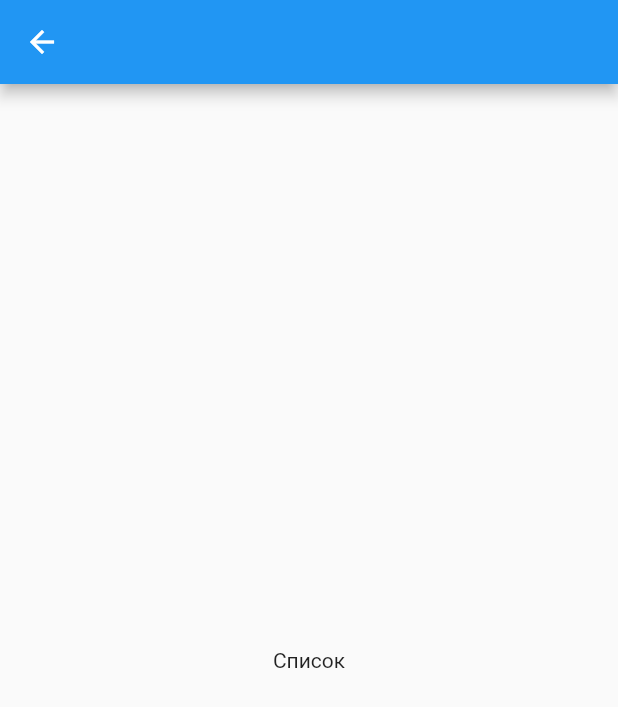
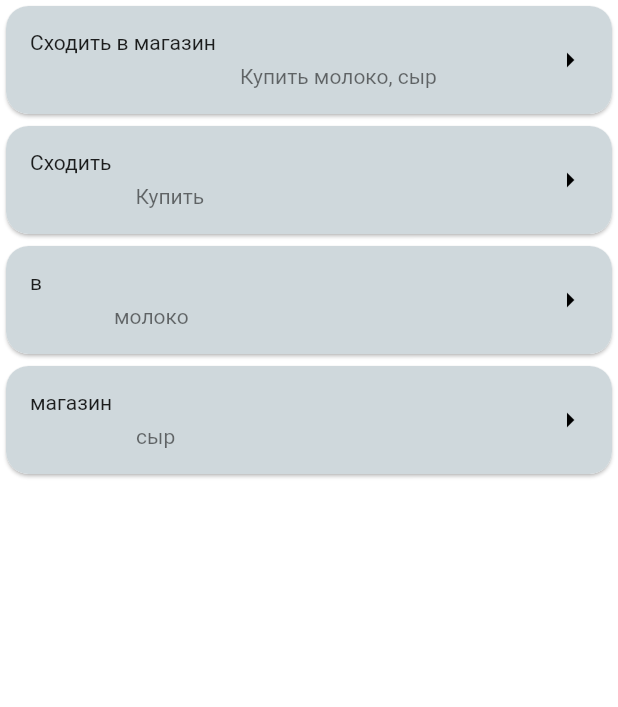
Before and after one commit to Volfone/flutter_application_1, a Flutter app: the ListPage screen opened by its route, on a phone screen of 412 x 824 dp. Shown: the top 707 px of the screen. Run offline on Flutter 3.47's test engine with Material 2 defaults, Android fonts, the phone set to English and light mode, and no system bars.

Commit message:
second_part

```diff
--- a/lib/list.dart
+++ b/lib/list.dart
@@ -5,10 +5,51 @@ class ListPage extends StatelessWidget {
 
   @override
   Widget build(BuildContext context) {
-    return Scaffold(
-      appBar: AppBar(),
-      body: Center(
-      child: const Text("Список"),),
+    return ListView(
+      children: dealList.map((e) {
+        return Card(
+          shape:  RoundedRectangleBorder(borderRadius: BorderRadius.circular(15)),
+          child: ListTile(shape: RoundedRectangleBorder(borderRadius: BorderRadius.circular(15)),
+          tileColor: Colors.blueGrey[100],
+          leading: Text(e.title!),
+          subtitle: Text(e.discription!),
+          trailing:const Icon(
+            Icons.arrow_right,
+            color: Colors.black,
+          ),
+          onTap: (){},
+          ),
+        );
+      }).toList(),
     );
   }
 }
+
+class Deal {
+  int? id;
+  String? title;
+  String? discription;
+  Deal({this.id, this.title, this.discription});
+}
+List<Deal> dealList = [
+  Deal(
+    id: 1,
+    title: 'Сходить в магазин',
+    discription: 'Купить молоко, сыр'
+  ),
+  Deal(
+    id: 2,
+    title: 'Сходить',
+    discription: 'Купить'
+  ),
+  Deal(
+    id: 3,
+    title: 'в',
+    discription: 'молоко'
+  ),
+  Deal(
+    id: 4,
+    title: 'магазин',
+    discription: 'сыр'
+  ),
+];
--- a/lib/main.dart
+++ b/lib/main.dart
@@ -19,7 +19,7 @@ class MyApp extends StatelessWidget {
       initialRoute: '/',
       routes: {
         '/': (context) => const AuthPage(),
-        '/home': (context) => const HomePage(),
+        '/home': (context) => HomePage(),
         '/list': (context) => const ListPage(),
         '/calendar': (context) => const CalendarPage(),
       },
```
Also changed, not shown: lib/calendar.dart (+5 -5 lines), lib/home.dart (+40 -14 lines).
